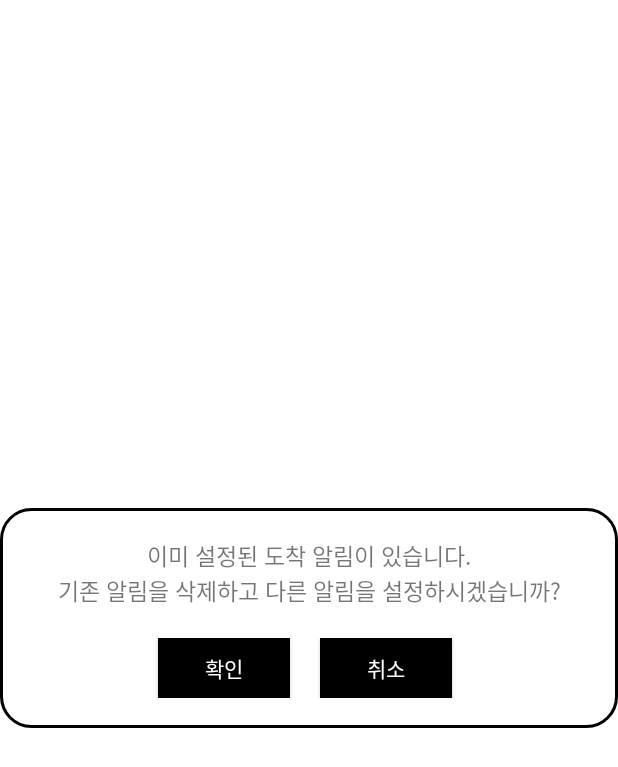
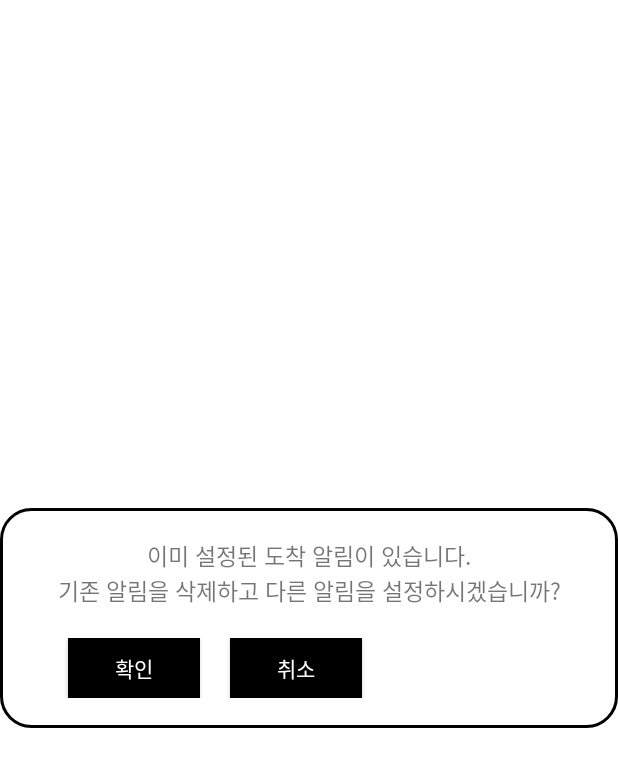
Before and after one commit to J1WonLee/MyBus_v4, an Android app: the layout arr_alarm_dialog.xml on its own in the app's theme, with its tools: preview values and no code run, on a phone screen of 412 x 824 dp. Shown: the top 767 px of the screen. Run offline under Robolectric (Android 15) with nearby library versions, the phone set to English and light mode, and no system bars.

Commit message:
09-19 : 도착 알림 room db 추가  도착 알림 아이얼로그 작업 진행중

```diff
--- a/app/src/main/res/layout/arr_alarm_dialog.xml
+++ b/app/src/main/res/layout/arr_alarm_dialog.xml
@@ -37,7 +37,7 @@
         android:layout_height="wrap_content">
         <androidx.appcompat.widget.AppCompatButton
             android:background="@drawable/dialog_button_deco"
-            android:layout_marginLeft="85dp"
+            android:layout_marginLeft="25dp"
             android:gravity="center"
             android:id="@+id/arr_alarm_dialog_yes_btn"
             android:layout_width="wrap_content"
```
Also changed, not shown: app/src/main/java/com/example/mybus/menu/alarm/AlarmArriveActivity.java (+18 -1 lines).
